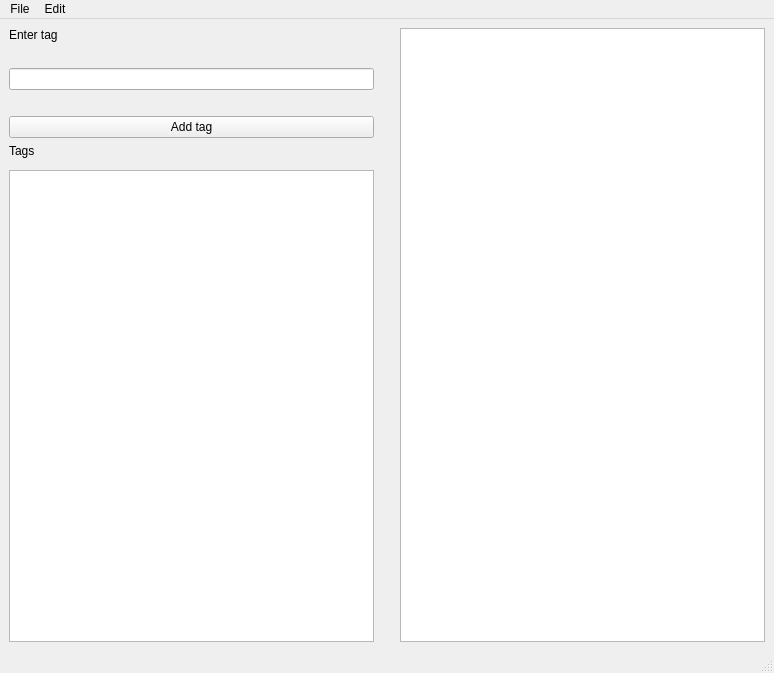
Before: the Qt Designer form mainwindow.ui in s6fty/Lokisa, drawn with Qt 5.
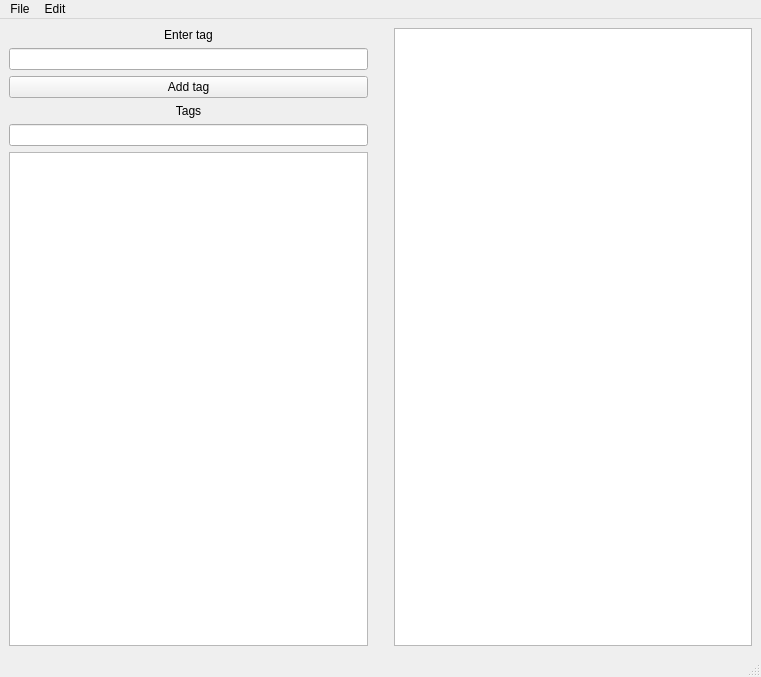
After: the same form once the commit is applied.

Diff of the .ui file:
```diff
--- a/mainwindow.ui
+++ b/mainwindow.ui
@@ -6,8 +6,8 @@
    <rect>
     <x>0</x>
     <y>0</y>
-    <width>774</width>
-    <height>673</height>
+    <width>761</width>
+    <height>677</height>
    </rect>
   </property>
   <property name="windowTitle">
@@ -15,20 +15,24 @@
   </property>
   <widget class="QWidget" name="centralwidget">
    <layout class="QGridLayout" name="gridLayout">
-    <item row="1" column="0">
-     <spacer name="horizontalSpacer_2">
-      <property name="orientation">
-       <enum>Qt::Horizontal</enum>
+    <item row="2" column="0">
+     <widget class="QPushButton" name="pushButton">
+      <property name="text">
+       <string>Add tag</string>
       </property>
-      <property name="sizeHint" stdset="0">
-       <size>
-        <width>40</width>
-        <height>20</height>
-       </size>
+     </widget>
+    </item>
+    <item row="3" column="0">
+     <widget class="QLabel" name="label_2">
+      <property name="text">
+       <string>Tags</string>
       </property>
-     </spacer>
+      <property name="alignment">
+       <set>Qt::AlignCenter</set>
+      </property>
+     </widget>
     </item>
-    <item row="0" column="1" rowspan="8">
+    <item row="0" column="1" rowspan="6">
      <spacer name="verticalSpacer">
       <property name="orientation">
        <enum>Qt::Vertical</enum>
@@ -41,10 +45,10 @@
       </property>
      </spacer>
     </item>
-    <item row="7" column="0">
+    <item row="5" column="0">
      <widget class="QListWidget" name="listWidget"/>
     </item>
-    <item row="2" column="0">
+    <item row="1" column="0">
      <widget class="QLineEdit" name="lineEdit"/>
     </item>
     <item row="0" column="0">
@@ -52,16 +56,12 @@
       <property name="text">
        <string>Enter tag</string>
       </property>
-     </widget>
-    </item>
-    <item row="5" column="0">
-     <widget class="QLabel" name="label_2">
-      <property name="text">
-       <string>Tags</string>
+      <property name="alignment">
+       <set>Qt::AlignCenter</set>
       </property>
      </widget>
     </item>
-    <item row="0" column="2" rowspan="8">
+    <item row="0" column="2" rowspan="6">
      <widget class="QListWidget" name="listWidget_2">
       <property name="sizePolicy">
        <sizepolicy hsizetype="Expanding" vsizetype="Expanding">
@@ -71,7 +71,7 @@
       </property>
       <property name="maximumSize">
        <size>
-        <width>601</width>
+        <width>16777215</width>
         <height>16777215</height>
        </size>
       </property>
@@ -92,25 +92,8 @@
       </property>
      </widget>
     </item>
-    <item row="3" column="0">
-     <spacer name="horizontalSpacer_3">
-      <property name="orientation">
-       <enum>Qt::Horizontal</enum>
-      </property>
-      <property name="sizeHint" stdset="0">
-       <size>
-        <width>40</width>
-        <height>20</height>
-       </size>
-      </property>
-     </spacer>
-    </item>
     <item row="4" column="0">
-     <widget class="QPushButton" name="pushButton">
-      <property name="text">
-       <string>Add tag</string>
-      </property>
-     </widget>
+     <widget class="QLineEdit" name="lineEdit_2"/>
     </item>
    </layout>
   </widget>
@@ -119,7 +102,7 @@
     <rect>
      <x>0</x>
      <y>0</y>
-     <width>774</width>
+     <width>761</width>
      <height>22</height>
     </rect>
    </property>
```
